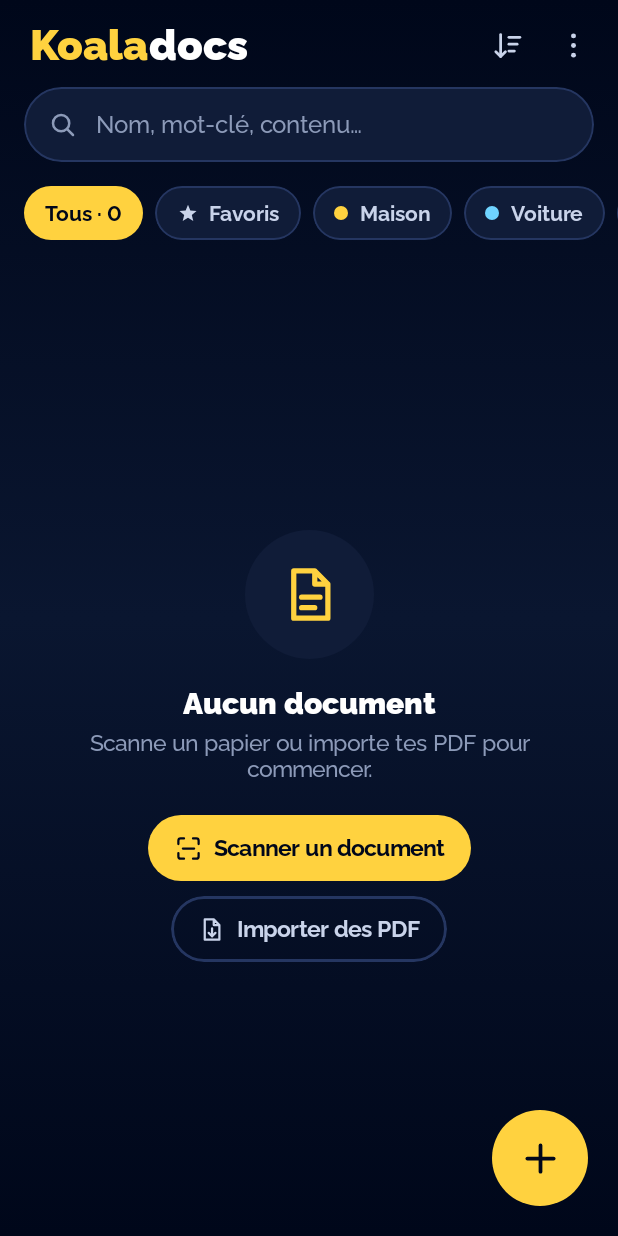
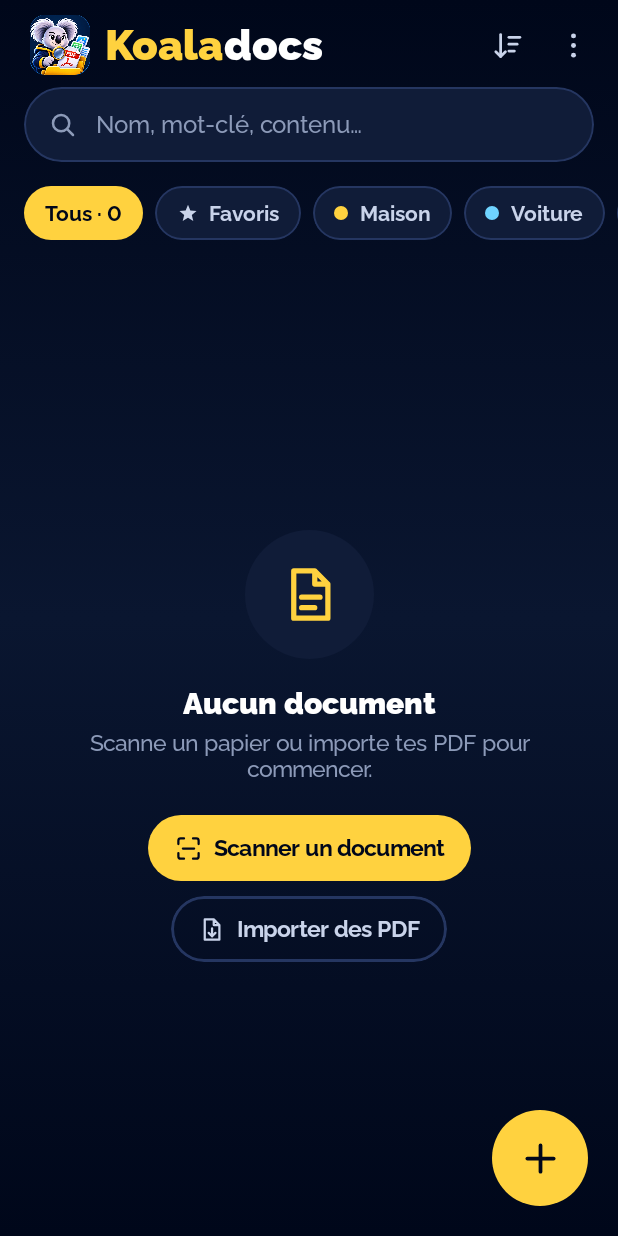
Before and after one commit to thomasdar-lgtm/koaladocs, an Android app built with Jetpack Compose: the screen it shows after launch (MainActivity), on a phone screen of 412 x 824 dp. Run offline under Robolectric (Android 15) with nearby library versions, the phone set to English and light mode, and no system bars; libraries missing offline, so code that uses them is left out: com.google.mlkit.vision, com.tom_roush.pdfbox; pictures from the network do not load; 1 statement that could not run was skipped.

Commit message:
1.0.2 : logo Koaladocs (icône + en-tête)
Co-Authored-By: Claude Opus 5.5 <noreply@anthropic.com>
Claude-Session: https://claude.ai/code/session_01CfEZ8Ty1i6p4GBbBZpxw4K

```diff
--- a/app/build.gradle.kts
+++ b/app/build.gradle.kts
@@ -12,8 +12,8 @@ android {
         applicationId = "com.koala.docs"
         minSdk = 26
         targetSdk = 35
-        versionCode = 2
-        versionName = "1.0.1"
+        versionCode = 3
+        versionName = "1.0.2"
     }
 
     signingConfigs {
--- a/app/src/main/java/com/koala/docs/Ui.kt
+++ b/app/src/main/java/com/koala/docs/Ui.kt
@@ -66,7 +66,12 @@ fun pagesLabel(n: Int) = if (n <= 1) "$n page" else "$n pages"
 
 @Composable
 fun Logo(size: Int = 28) {
-    Row(verticalAlignment = Alignment.Bottom) {
+    Row(verticalAlignment = Alignment.CenterVertically) {
+        androidx.compose.foundation.Image(
+            androidx.compose.ui.res.painterResource(R.drawable.logo), contentDescription = null,
+            modifier = Modifier.size((size + 12).dp).clip(RoundedCornerShape(10.dp)),
+        )
+        Spacer(Modifier.width(10.dp))
         Text("Koala", color = Yellow, fontSize = size.sp, fontWeight = FontWeight.Black)
         Text("docs", color = Color.White, fontSize = size.sp, fontWeight = FontWeight.Black)
     }
--- a/app/src/main/res/values/ic_colors.xml
+++ b/app/src/main/res/values/ic_colors.xml
@@ -1,4 +1,4 @@
 <?xml version="1.0" encoding="utf-8"?>
 <resources>
-    <color name="ic_bg">#00143C</color>
+    <color name="ic_bg">#011E46</color>
 </resources>
```
Also changed, not shown: app/src/main/res/drawable-nodpi/logo.webp (added), app/src/main/res/mipmap-hdpi/ic_launcher_foreground.png, app/src/main/res/mipmap-mdpi/ic_launcher_foreground.png, app/src/main/res/mipmap-xhdpi/ic_launcher_foreground.png, app/src/main/res/mipmap-xxhdpi/ic_launcher_foreground.png, app/src/main/res/mipmap-xxxhdpi/ic_launcher_foreground.png.
